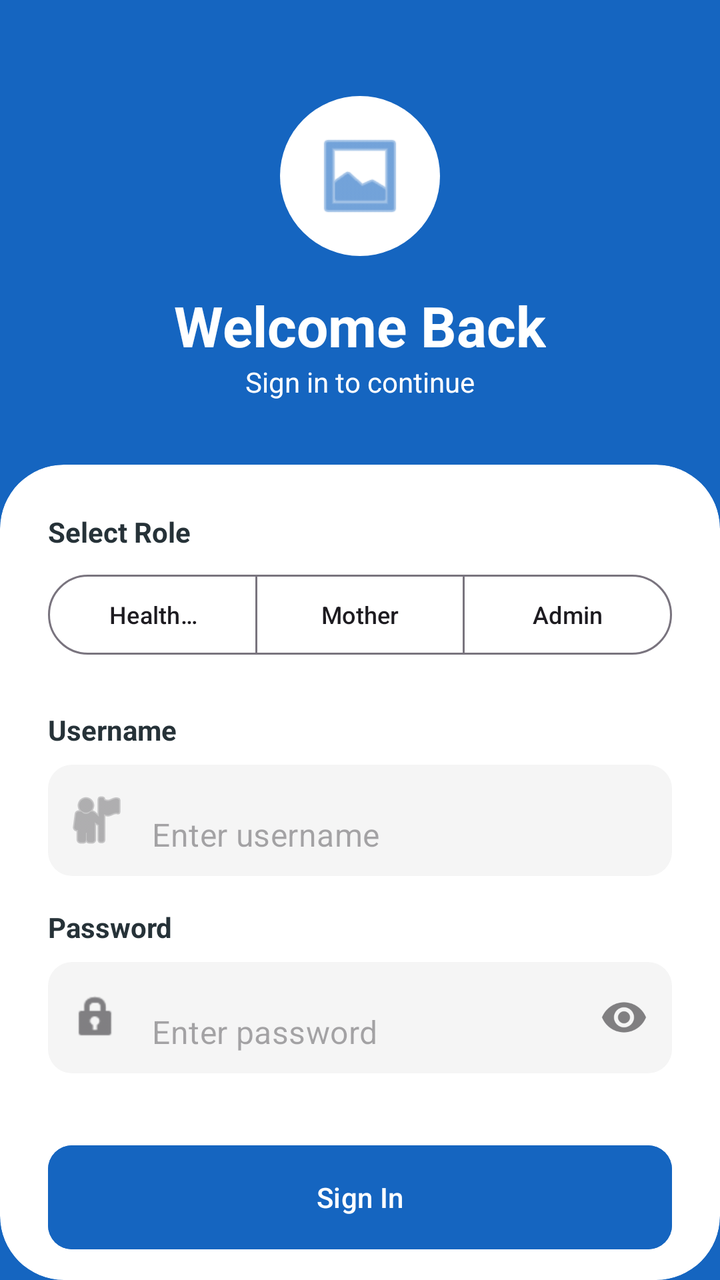
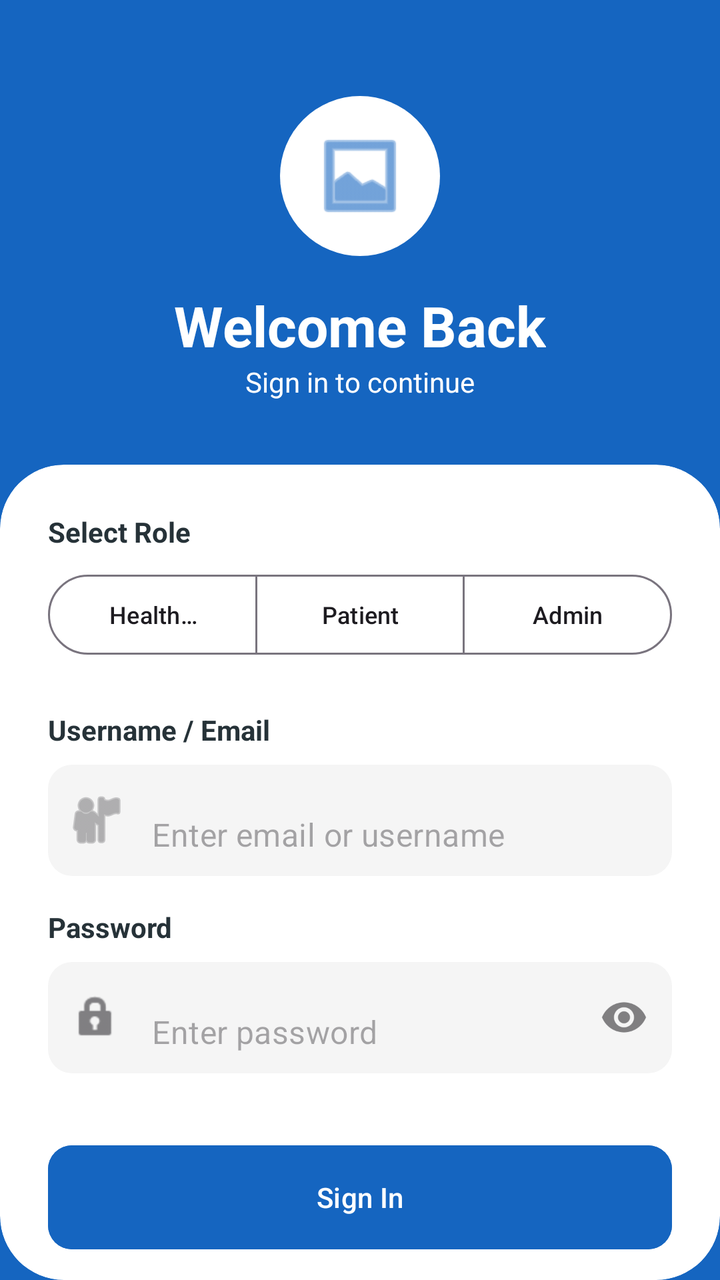

The first picture is an Android layout as it rendered before a commit; the second is the same layout after the commit. The layout source and the unified diff follow.
<!-- AndroidManifest.xml: application theme Theme.Mobicare -->
<!-- res/layout/fragment_login.xml -->
<?xml version="1.0" encoding="utf-8"?>
<androidx.constraintlayout.widget.ConstraintLayout xmlns:android="http://schemas.android.com/apk/res/android"
    xmlns:app="http://schemas.android.com/apk/res-auto"
    xmlns:tools="http://schemas.android.com/tools"
    android:layout_width="match_parent"
    android:layout_height="match_parent"
    android:background="@color/trust_blue"
    tools:context=".LoginFragment">

    
    <ImageView
        android:id="@+id/ivLogo"
        android:layout_width="80dp"
        android:layout_height="80dp"
        android:layout_marginTop="48dp"
        android:background="@drawable/circle_white"
        android:padding="16dp"
        android:src="@android:drawable/ic_menu_gallery"
        app:layout_constraintEnd_toEndOf="parent"
        app:layout_constraintStart_toStartOf="parent"
        app:layout_constraintTop_toTopOf="parent"
        app:tint="@color/trust_blue" />

    <TextView
        android:id="@+id/tvWelcome"
        android:layout_width="wrap_content"
        android:layout_height="wrap_content"
        android:layout_marginTop="16dp"
        android:text="Welcome Back"
        android:textColor="@color/pure_white"
        android:textSize="28sp"
        android:textStyle="bold"
        app:layout_constraintEnd_toEndOf="parent"
        app:layout_constraintStart_toStartOf="parent"
        app:layout_constraintTop_toBottomOf="@+id/ivLogo" />

    <TextView
        android:id="@+id/tvSubtitle"
        android:layout_width="wrap_content"
        android:layout_height="wrap_content"
        android:text="Sign in to continue"
        android:textColor="@color/pure_white"
        android:textSize="14sp"
        app:layout_constraintEnd_toEndOf="parent"
        app:layout_constraintStart_toStartOf="parent"
        app:layout_constraintTop_toBottomOf="@+id/tvWelcome" />

    
    <androidx.cardview.widget.CardView
        android:layout_width="match_parent"
        android:layout_height="0dp"
        android:layout_marginTop="32dp"
        app:cardCornerRadius="32dp"
        app:cardElevation="0dp"
        app:layout_constraintBottom_toBottomOf="parent"
        app:layout_constraintTop_toBottomOf="@+id/tvSubtitle"
        app:layout_constraintVertical_bias="1.0">

        <androidx.core.widget.NestedScrollView
            android:layout_width="match_parent"
            android:layout_height="match_parent"
            android:fillViewport="true">

            <androidx.constraintlayout.widget.ConstraintLayout
                android:layout_width="match_parent"
                android:layout_height="wrap_content"
                android:padding="24dp">

                <TextView
                    android:id="@+id/labelRole"
                    android:layout_width="wrap_content"
                    android:layout_height="wrap_content"
                    android:text="Select Role"
                    android:textColor="@color/slate_navy"
                    android:textStyle="bold"
                    app:layout_constraintStart_toStartOf="parent"
                    app:layout_constraintTop_toTopOf="parent" />

                <com.google.android.material.button.MaterialButtonToggleGroup
                    android:id="@+id/toggleGroup"
                    android:layout_width="0dp"
                    android:layout_height="wrap_content"
                    android:layout_marginTop="8dp"
                    app:layout_constraintEnd_toEndOf="parent"
                    app:layout_constraintStart_toStartOf="parent"
                    app:layout_constraintTop_toBottomOf="@+id/labelRole"
                    app:singleSelection="true">

                    <Button
                        android:id="@+id/btnHealthWorker"
                        style="?attr/materialButtonOutlinedStyle"
                        android:layout_width="0dp"
                        android:layout_height="wrap_content"
                        android:layout_weight="1"
                        android:text="Health\nWorker"
                        android:textAllCaps="false"
                        android:textSize="12sp" />

                    <Button
                        android:id="@+id/btnMother"
                        style="?attr/materialButtonOutlinedStyle"
                        android:layout_width="0dp"
                        android:layout_height="wrap_content"
                        android:layout_weight="1"
                        android:text="Mother"
                        android:textAllCaps="false"
                        android:textSize="12sp" />

                    <Button
                        android:id="@+id/btnAdmin"
                        style="?attr/materialButtonOutlinedStyle"
                        android:layout_width="0dp"
                        android:layout_height="wrap_content"
                        android:layout_weight="1"
                        android:text="Admin"
                        android:textAllCaps="false"
                        android:textSize="12sp" />
                </com.google.android.material.button.MaterialButtonToggleGroup>

                <TextView
                    android:id="@+id/labelUsername"
                    android:layout_width="wrap_content"
                    android:layout_height="wrap_content"
                    android:layout_marginTop="24dp"
                    android:text="Username"
                    android:textColor="@color/slate_navy"
                    android:textStyle="bold"
                    app:layout_constraintStart_toStartOf="parent"
                    app:layout_constraintTop_toBottomOf="@+id/toggleGroup" />

                <com.google.android.material.textfield.TextInputLayout
                    android:id="@+id/tilUsername"
                    style="@style/Widget.MaterialComponents.TextInputLayout.FilledBox"
                    android:layout_width="match_parent"
                    android:layout_height="wrap_content"
                    android:layout_marginTop="8dp"
                    app:boxBackgroundColor="#F5F5F5"
                    app:boxCornerRadiusBottomEnd="12dp"
                    app:boxCornerRadiusBottomStart="12dp"
                    app:boxCornerRadiusTopEnd="12dp"
                    app:boxCornerRadiusTopStart="12dp"
                    app:boxStrokeWidth="0dp"
                    app:boxStrokeWidthFocused="0dp"
                    app:hintEnabled="false"
                    app:layout_constraintTop_toBottomOf="@+id/labelUsername"
                    app:startIconDrawable="@android:drawable/ic_menu_myplaces">

                    <com.google.android.material.textfield.TextInputEditText
                        android:id="@+id/etUsername"
                        android:layout_width="match_parent"
                        android:layout_height="wrap_content"
                        android:hint="Enter username"
                        android:inputType="text" />
                </com.google.android.material.textfield.TextInputLayout>

                <TextView
                    android:id="@+id/labelPassword"
                    android:layout_width="wrap_content"
                    android:layout_height="wrap_content"
                    android:layout_marginTop="16dp"
                    android:text="Password"
                    android:textColor="@color/slate_navy"
                    android:textStyle="bold"
                    app:layout_constraintStart_toStartOf="parent"
                    app:layout_constraintTop_toBottomOf="@+id/tilUsername" />

                <com.google.android.material.textfield.TextInputLayout
                    android:id="@+id/tilPassword"
                    style="@style/Widget.MaterialComponents.TextInputLayout.FilledBox"
                    android:layout_width="match_parent"
                    android:layout_height="wrap_content"
                    android:layout_marginTop="8dp"
                    app:boxBackgroundColor="#F5F5F5"
                    app:boxCornerRadiusBottomEnd="12dp"
                    app:boxCornerRadiusBottomStart="12dp"
                    app:boxCornerRadiusTopEnd="12dp"
                    app:boxCornerRadiusTopStart="12dp"
                    app:boxStrokeWidth="0dp"
                    app:boxStrokeWidthFocused="0dp"
                    app:endIconMode="password_toggle"
                    app:hintEnabled="false"
                    app:layout_constraintTop_toBottomOf="@+id/labelPassword"
                    app:startIconDrawable="@android:drawable/ic_lock_idle_lock">

                    <com.google.android.material.textfield.TextInputEditText
                        android:id="@+id/etPassword"
                        android:layout_width="match_parent"
                        android:layout_height="wrap_content"
                        android:hint="Enter password"
                        android:inputType="textPassword" />
                </com.google.android.material.textfield.TextInputLayout>

                <com.google.android.material.button.MaterialButton
                    android:id="@+id/btnLogin"
                    android:layout_width="match_parent"
                    android:layout_height="60dp"
                    android:layout_marginTop="32dp"
                    android:backgroundTint="@color/trust_blue"
                    android:text="Sign In"
                    android:textAllCaps="false"
                    android:textColor="@color/pure_white"
                    app:cornerRadius="12dp"
                    app:layout_constraintTop_toBottomOf="@+id/tilPassword" />

                <TextView
                    android:id="@+id/tvSignUp"
                    android:layout_width="wrap_content"
                    android:layout_height="wrap_content"
                    android:layout_marginTop="16dp"
                    android:text="Don't have an account? Sign Up"
                    android:textColor="@color/trust_blue"
                    android:textStyle="bold"
                    app:layout_constraintEnd_toEndOf="parent"
                    app:layout_constraintStart_toStartOf="parent"
                    app:layout_constraintTop_toBottomOf="@+id/btnLogin" />

                <TextView
                    android:layout_width="wrap_content"
                    android:layout_height="wrap_content"
                    android:layout_marginTop="16dp"
                    android:text="Demo: Use any username/password to login"
                    android:textColor="@color/cool_grey"
                    android:textSize="12sp"
                    app:layout_constraintEnd_toEndOf="parent"
                    app:layout_constraintStart_toStartOf="parent"
                    app:layout_constraintTop_toBottomOf="@+id/tvSignUp" />

            </androidx.constraintlayout.widget.ConstraintLayout>
        </androidx.core.widget.NestedScrollView>
    </androidx.cardview.widget.CardView>

</androidx.constraintlayout.widget.ConstraintLayout>
<!-- resources referenced by this layout -->
<resources>
  <color name="cool_grey">#E0E0E0</color>
  <color name="pure_white">#FFFFFF</color>
  <color name="slate_navy">#263238</color>
  <color name="trust_blue">#1565C0</color>
  <!-- drawable circle_white (drawable) -->
  <?xml version="1.0" encoding="utf-8"?>
  <shape xmlns:android="http://schemas.android.com/apk/res/android"
      android:shape="oval">
      <solid android:color="@color/pure_white" />
  </shape>
  <style name="Theme.Mobicare" parent="Base.Theme.Mobicare" />
  <style name="Base.Theme.Mobicare" parent="Theme.Material3.DayNight.NoActionBar">
          
          
      </style>
</resources>

<!-- the commit's change to res/layout/fragment_login.xml (unified diff, before → after) -->
@@ -7,7 +7,6 @@
     android:background="@color/trust_blue"
     tools:context=".LoginFragment">
 
-    
     <ImageView
         android:id="@+id/ivLogo"
         android:layout_width="80dp"
@@ -45,7 +44,6 @@
         app:layout_constraintStart_toStartOf="parent"
         app:layout_constraintTop_toBottomOf="@+id/tvWelcome" />
 
-    
     <androidx.cardview.widget.CardView
         android:layout_width="match_parent"
         android:layout_height="0dp"
@@ -53,8 +51,7 @@
         app:cardCornerRadius="32dp"
         app:cardElevation="0dp"
         app:layout_constraintBottom_toBottomOf="parent"
-        app:layout_constraintTop_toBottomOf="@+id/tvSubtitle"
-        app:layout_constraintVertical_bias="1.0">
+        app:layout_constraintTop_toBottomOf="@+id/tvSubtitle">
 
         <androidx.core.widget.NestedScrollView
             android:layout_width="match_parent"
@@ -78,13 +75,12 @@
 
                 <com.google.android.material.button.MaterialButtonToggleGroup
                     android:id="@+id/toggleGroup"
-                    android:layout_width="0dp"
+                    android:layout_width="match_parent"
                     android:layout_height="wrap_content"
                     android:layout_marginTop="8dp"
-                    app:layout_constraintEnd_toEndOf="parent"
-                    app:layout_constraintStart_toStartOf="parent"
                     app:layout_constraintTop_toBottomOf="@+id/labelRole"
-                    app:singleSelection="true">
+                    app:singleSelection="true"
+                    app:selectionRequired="true">
 
                     <Button
                         android:id="@+id/btnHealthWorker"
@@ -102,7 +98,7 @@
                         android:layout_width="0dp"
                         android:layout_height="wrap_content"
                         android:layout_weight="1"
-                        android:text="Mother"
+                        android:text="Patient"
                         android:textAllCaps="false"
                         android:textSize="12sp" />
 
@@ -122,7 +118,7 @@
                     android:layout_width="wrap_content"
                     android:layout_height="wrap_content"
                     android:layout_marginTop="24dp"
-                    android:text="Username"
+                    android:text="Username / Email"
                     android:textColor="@color/slate_navy"
                     android:textStyle="bold"
                     app:layout_constraintStart_toStartOf="parent"
@@ -135,12 +131,11 @@
                     android:layout_height="wrap_content"
                     android:layout_marginTop="8dp"
                     app:boxBackgroundColor="#F5F5F5"
+                    app:boxCornerRadiusTopEnd="12dp"
+                    app:boxCornerRadiusTopStart="12dp"
                     app:boxCornerRadiusBottomEnd="12dp"
                     app:boxCornerRadiusBottomStart="12dp"
-                    app:boxCornerRadiusTopEnd="12dp"
-                    app:boxCornerRadiusTopStart="12dp"
                     app:boxStrokeWidth="0dp"
-                    app:boxStrokeWidthFocused="0dp"
                     app:hintEnabled="false"
                     app:layout_constraintTop_toBottomOf="@+id/labelUsername"
                     app:startIconDrawable="@android:drawable/ic_menu_myplaces">
@@ -149,8 +144,8 @@
                         android:id="@+id/etUsername"
                         android:layout_width="match_parent"
                         android:layout_height="wrap_content"
-                        android:hint="Enter username"
-                        android:inputType="text" />
+                        android:hint="Enter email or username"
+                        android:inputType="textEmailAddress" />
                 </com.google.android.material.textfield.TextInputLayout>
 
                 <TextView
@@ -171,12 +166,11 @@
                     android:layout_height="wrap_content"
                     android:layout_marginTop="8dp"
                     app:boxBackgroundColor="#F5F5F5"
+                    app:boxCornerRadiusTopEnd="12dp"
+                    app:boxCornerRadiusTopStart="12dp"
                     app:boxCornerRadiusBottomEnd="12dp"
                     app:boxCornerRadiusBottomStart="12dp"
-                    app:boxCornerRadiusTopEnd="12dp"
-                    app:boxCornerRadiusTopStart="12dp"
                     app:boxStrokeWidth="0dp"
-                    app:boxStrokeWidthFocused="0dp"
                     app:endIconMode="password_toggle"
                     app:hintEnabled="false"
                     app:layout_constraintTop_toBottomOf="@+id/labelPassword"
@@ -207,23 +201,13 @@
                     android:layout_width="wrap_content"
                     android:layout_height="wrap_content"
                     android:layout_marginTop="16dp"
+                    android:padding="8dp"
                     android:text="Don't have an account? Sign Up"
                     android:textColor="@color/trust_blue"
                     android:textStyle="bold"
                     app:layout_constraintEnd_toEndOf="parent"
                     app:layout_constraintStart_toStartOf="parent"
                     app:layout_constraintTop_toBottomOf="@+id/btnLogin" />
-
-                <TextView
-                    android:layout_width="wrap_content"
-                    android:layout_height="wrap_content"
-                    android:layout_marginTop="16dp"
-                    android:text="Demo: Use any username/password to login"
-                    android:textColor="@color/cool_grey"
-                    android:textSize="12sp"
-                    app:layout_constraintEnd_toEndOf="parent"
-                    app:layout_constraintStart_toStartOf="parent"
-                    app:layout_constraintTop_toBottomOf="@+id/tvSignUp" />
 
             </androidx.constraintlayout.widget.ConstraintLayout>
         </androidx.core.widget.NestedScrollView>
<!-- resource entries referenced after the edit -->
@@ -1,6 +1,5 @@
 <!-- resources referenced by this layout -->
 <resources>
-  <color name="cool_grey">#E0E0E0</color>
   <color name="pure_white">#FFFFFF</color>
   <color name="slate_navy">#263238</color>
   <color name="trust_blue">#1565C0</color>
